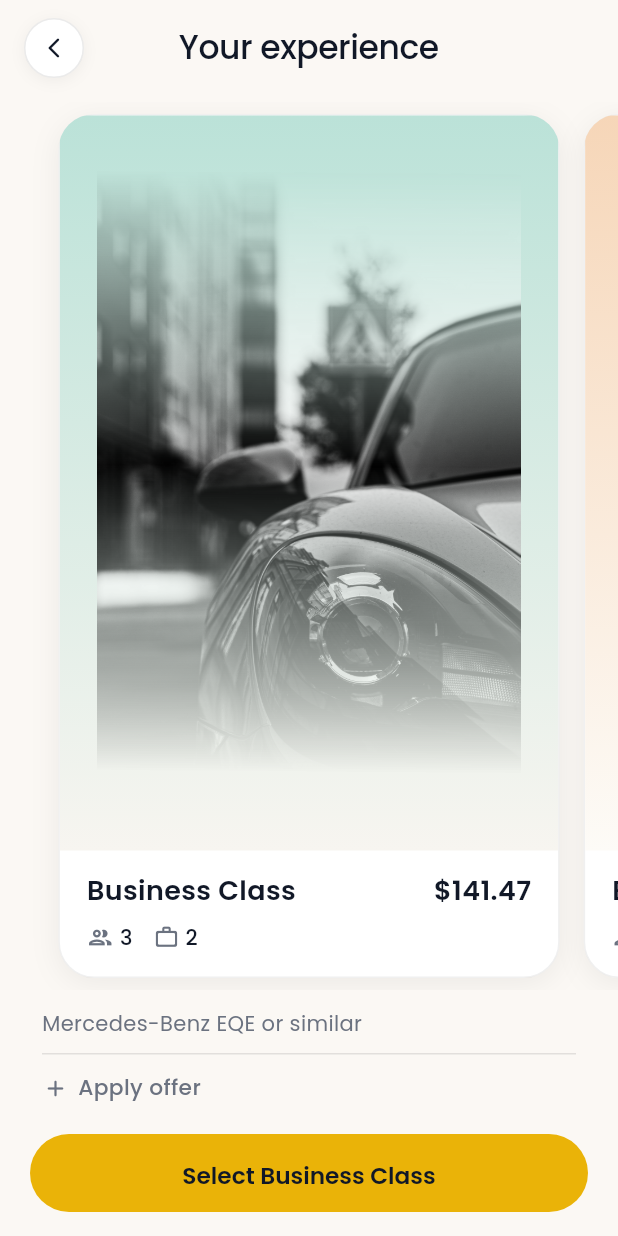
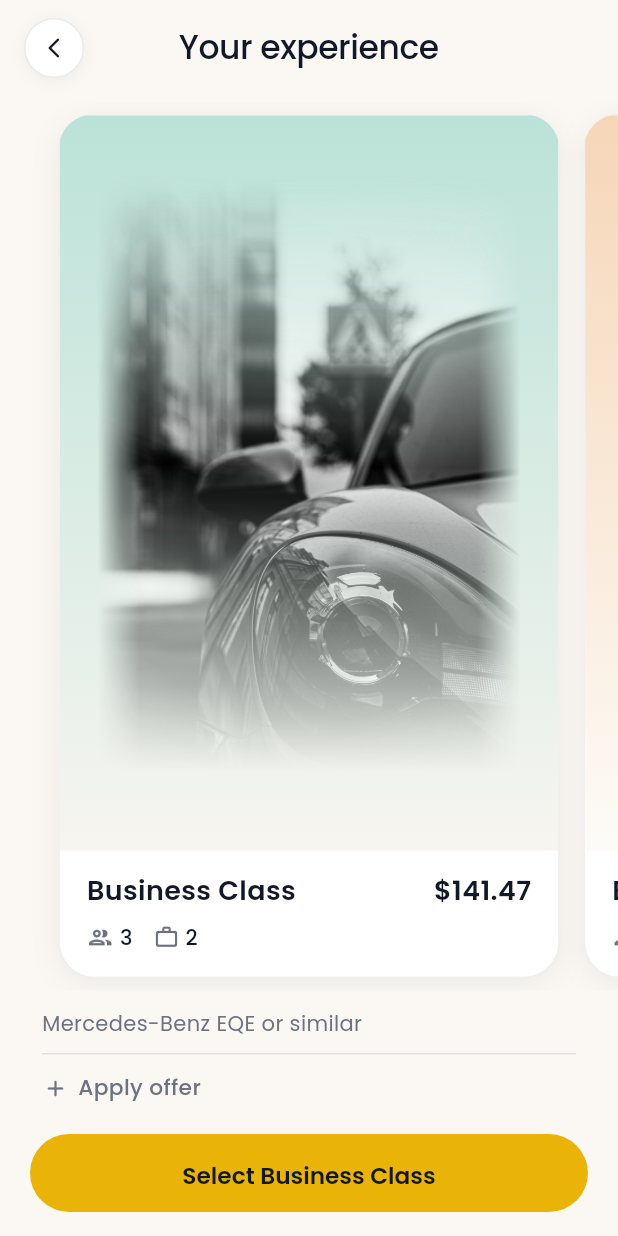
Before and after one commit to k3lvincodes/klux-vip, a Flutter app: the FleetSelectionScreen screen opened by its route, on a phone screen of 412 x 824 dp. Run offline on Flutter 3.47's test engine with Material 3 defaults, Android fonts, the phone set to English and light mode, and no system bars; drawn by our look-alikes of toastification; our stand-ins replace cached_network_image, firebase_core, firebase_messaging, flutter_animate, flutter_map, flutter_secure_storage and 12 more; missing offline and left inert: didit_sdk, flutter_stripe, google_maps_flutter_android, google_maps_flutter_platform_interface; accounts and stored records are empty; project files that could hold a hidden picture were left out.

Commit message:
style(fleet): smoothly fade vehicle image edges and corners into card background

```diff
--- a/app/lib/features/fleet/fleet_selection_screen.dart
+++ b/app/lib/features/fleet/fleet_selection_screen.dart
@@ -1,8 +1,11 @@
 import 'dart:async';
 import 'dart:math' as math;
+
+import 'package:cached_network_image/cached_network_image.dart';
 import 'package:flutter/material.dart';
 import 'package:go_router/go_router.dart';
 import 'package:google_fonts/google_fonts.dart';
+import 'package:kenick_vip/features/rewards/offers_rewards_screen.dart';
 import 'package:kenick_vip/providers/booking_provider.dart';
 import 'package:kenick_vip/services/currency_service.dart';
 import 'package:kenick_vip/services/fleet_service.dart';
@@ -137,7 +140,28 @@ class _FleetSelectionScreenState extends State<FleetSelectionScreen> {
   }
 
   void _showApplyOfferSheet() async {
-    final code = await context.push<String>('/offers');
+    final code = await Navigator.of(context).push<String>(
+      PageRouteBuilder(
+        transitionDuration: const Duration(milliseconds: 320),
+        reverseTransitionDuration: const Duration(milliseconds: 260),
+        pageBuilder: (context, animation, secondaryAnimation) =>
+            const OffersRewardsScreen(),
+        transitionsBuilder: (context, animation, secondaryAnimation, child) {
+          final curved = CurvedAnimation(
+            parent: animation,
+            curve: Curves.easeOutCubic,
+            reverseCurve: Curves.easeInCubic,
+          );
+          return SlideTransition(
+            position: Tween<Offset>(
+              begin: const Offset(1.0, 0.0),
+              end: Offset.zero,
+            ).animate(curved),
+            child: child,
+          );
+        },
+      ),
+    );
     if (code != null && code.isNotEmpty && mounted) {
       CustomToast.showSuccess(context, 'Offer code "$code" applied!');
     }
@@ -472,28 +496,94 @@ class _FleetSelectionScreenState extends State<FleetSelectionScreen> {
     );
   }
 
+  Widget _featherImageEdges(Widget child) {
+    return ShaderMask(
+      shaderCallback: (Rect rect) {
+        return const LinearGradient(
+          colors: [
+            Colors.transparent,
+            Colors.black,
+            Colors.black,
+            Colors.transparent,
+          ],
+          stops: [0.0, 0.10, 0.90, 1.0],
+        ).createShader(rect);
+      },
+      blendMode: BlendMode.dstIn,
+      child: ShaderMask(
+        shaderCallback: (Rect rect) {
+          return const LinearGradient(
+            begin: Alignment.topCenter,
+            end: Alignment.bottomCenter,
+            colors: [
+              Colors.transparent,
+              Colors.black,
+              Colors.black,
+              Colors.transparent,
+            ],
+            stops: [0.0, 0.10, 0.90, 1.0],
+          ).createShader(rect);
+        },
+        blendMode: BlendMode.dstIn,
+        child: ShaderMask(
+          shaderCallback: (Rect rect) {
+            return const RadialGradient(
+              radius: 0.94,
+              colors: [
+                Colors.black,
+                Colors.black,
+                Colors.black54,
+                Colors.transparent,
+              ],
+              stops: [0.0, 0.60, 0.85, 1.0],
+            ).createShader(rect);
+          },
+          blendMode: BlendMode.dstIn,
+          child: ClipRRect(
+            borderRadius: BorderRadius.circular(22),
+            child: child,
+          ),
+        ),
+      ),
+    );
+  }
+
   Widget _buildVehicleImage(FleetVehicleItem? car, FleetCategoryTier tier) {
+    Widget imageWidget;
     if (car != null && car.imageUrl != null && car.imageUrl!.isNotEmpty) {
-      return Image.network(
-        car.imageUrl!,
+      imageWidget = CachedNetworkImage(
+        imageUrl: car.imageUrl!,
         key: ValueKey('net_${car.id}_${car.imageUrl}'),
         fit: BoxFit.contain,
-        errorBuilder: (ctx, err, stack) => Image.asset(
+        placeholder: (ctx, url) => Center(
+          child: SizedBox(
+            width: 28,
+            height: 28,
+            child: CircularProgressIndicator(
+              strokeWidth: 2,
+              color: AppColors.primary.withValues(alpha: 0.6),
+            ),
+          ),
+        ),
+        errorWidget: (ctx, err, stack) => Image.asset(
           car.localAssetPath.isNotEmpty ? car.localAssetPath : tier.defaultAsset,
           fit: BoxFit.contain,
         ),
       );
     } else if (car != null && car.localAssetPath.isNotEmpty) {
-      return Image.asset(
+      imageWidget = Image.asset(
         car.localAssetPath,
         key: ValueKey('asset_${car.id}'),
         fit: BoxFit.contain,
       );
+    } else {
+      imageWidget = Image.asset(
+        tier.defaultAsset,
+        key: ValueKey('tier_${tier.name}'),
+        fit: BoxFit.contain,
+      );
     }
-    return Image.asset(
-      tier.defaultAsset,
-      key: ValueKey('tier_${tier.name}'),
-      fit: BoxFit.contain,
-    );
+
+    return _featherImageEdges(imageWidget);
   }
 }
```
